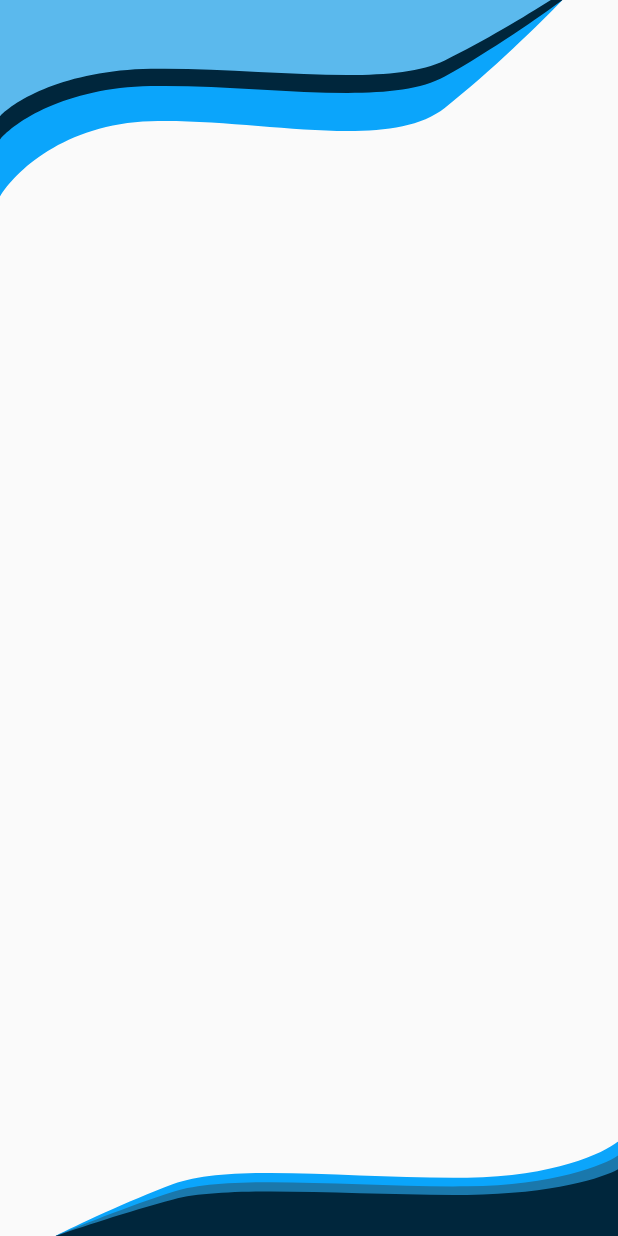
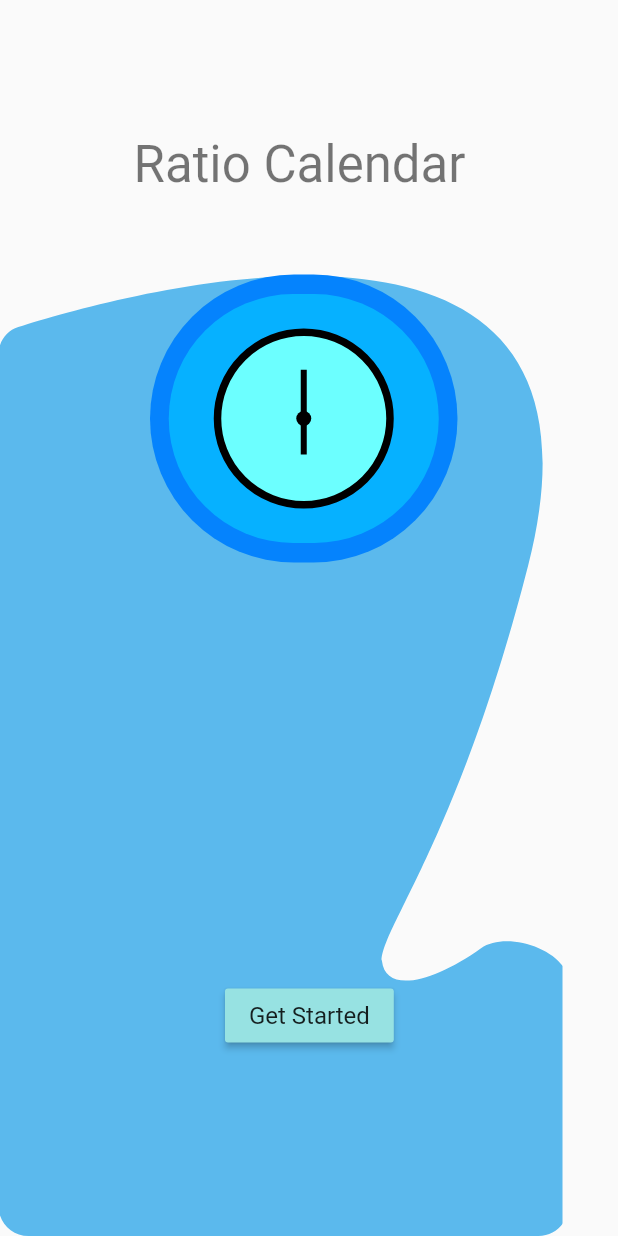
Before and after one commit to fastfists/RatioCalendar, a Flutter app: the screen it shows after launch, on a phone screen of 412 x 824 dp. Run offline on Flutter 3.47's test engine with Material 2 defaults, Android fonts, the phone set to English and light mode, and no system bars; our stand-ins replace date_field, flutter_svg, timer_builder; accounts and stored records are empty.

Commit message:
added page 2

```diff
--- a/lib/screens/splash.dart
+++ b/lib/screens/splash.dart
@@ -8,15 +8,12 @@ class Splash extends StatefulWidget {
   _SplashState createState() => _SplashState();
 }
 
-class _SplashState extends State<Splash>
-  with SingleTickerProviderStateMixin {
-
+class _SplashState extends State<Splash> with SingleTickerProviderStateMixin {
   AnimationController _controller;
 
   Animation<double> slider;
   Animation<double> clock;
   Animation<double> nextPage;
-
 
   @override
   void initState() {
@@ -29,47 +26,40 @@ class _SplashState extends State<Splash>
     clock = Tween<double>(
       begin: 0.0,
       end: 1.0,
-
-    ).animate(
-      CurvedAnimation(
+    ).animate(CurvedAnimation(
       parent: _controller,
       curve: Interval(
-          0.0, 0.7,
-          curve: Curves.elasticIn,
+        0.0,
+        0.5,
+        curve: Curves.easeOutBack,
       ),
-      )
-    );
+    ));
 
     slider = Tween<double>(
       begin: 0.0,
       end: 1.0,
-
-    ).animate(
-      CurvedAnimation(
+    ).animate(CurvedAnimation(
       parent: _controller,
       curve: Interval(
-          0.7, 0.9,
+        0.5,
+        0.7,
         curve: Curves.easeInOutExpo,
       ),
-      )
-    );
+    ));
 
     nextPage = Tween<double>(
       begin: 0.0,
       end: 1.0,
-
-    ).animate(
-      CurvedAnimation(
+    ).animate(CurvedAnimation(
       parent: _controller,
       curve: Interval(
-          0.9, 1.0,
-          curve: Curves.linear,
+        0.7,
+        1.0,
+        curve: Curves.decelerate,
       ),
-      )
-    );
+    ));
 
     _controller.forward();
-
   }
 
   @override
@@ -80,7 +70,6 @@ class _SplashState extends State<Splash>
 
   @override
   Widget build(BuildContext context) {
-
     var size = MediaQuery.of(context).size;
 
     return Scaffold(
@@ -89,46 +78,24 @@ class _SplashState extends State<Splash>
           builder: (context, snapshot) {
             return Stack(
               children: [
+                Page1(animation: nextPage),
                 Transform.translate(
-                    offset: Offset(0,10*2*-(1-nextPage.value)),
-                    child: Opacity(
-                      opacity: (nextPage.value),
-                      child: SvgPicture.asset(
-                        "assets/svg/TopSection.svg"
-                      ),
-                    ),
-                  ),
-                  Transform.translate(
-                    offset: Offset(0,-10*2*-(1-nextPage.value)),
-                    child: Opacity(
-                      opacity: (nextPage.value),
-                      child: Align(
-                        alignment: Alignment.bottomRight,
-                        child: SvgPicture.asset(
-                          "assets/svg/BottomSection.svg"
-                        ),
-                      ),
-                    ),
-                  ),
-                  Transform.translate(
-                    offset: Offset(0, -size.height / 2 * slider.value),
+                  offset: Offset(-size.width / 2 * slider.value, 0),
                   child: Container(
                     color: Color(0xFF0BA5FB),
-                      height: size.height / 2,
+                    width: size.width / 2,
                   ),
                 ),
                 Transform.translate(
                   offset: Offset(
-                        0,
-                        size.height +
-                            size.height / 2 * (slider.value - 1)),
+                      size.width + size.width / 2 * (slider.value - 1), 0),
                   child: Container(
                     color: Color(0xFF0BA5FB),
-                      height: size.height / 2,
+                    width: size.width / 2,
                   ),
                 ),
                 Opacity(
-                    opacity: 1-slider.value,
+                  opacity: 1 - slider.value,
                   child: Container(
                     child: Column(
                       mainAxisAlignment: MainAxisAlignment.spaceEvenly,
@@ -139,8 +106,8 @@ class _SplashState extends State<Splash>
                           "Ratio Calendar",
                           style: Theme.of(context).textTheme.headline4,
                         )),
-                          ClockWidget(
-                            controller: clock,
+                        AnimatedClockWidget(
+                          animation: clock,
                         ),
                       ],
                     ),
@@ -148,16 +115,165 @@ class _SplashState extends State<Splash>
                 ),
               ],
             );
+          }),
+    );
   }
+}
+
+class Page1 extends StatelessWidget {
+
+  final Animation animation;
+  const Page1({Key key, this.animation}) : super(key: key);
+
+  @override
+  Widget build(BuildContext context) {
+    return Stack(
+      children: <Widget>[
+        Align(
+          alignment: Alignment.bottomLeft,
+          child: SvgPicture.asset(
+            "assets/svg/GetStartedSwoosh.svg"
+          ),
+        ),
+        Positioned(
+          top: 89,
+          left: 89,
+          child: Text(
+            "Ratio Calendar",
+            style: Theme.of(context).textTheme.headline4,
+          ),
+        ),
+        Positioned(
+          top: 183,
+          left: 100,
+          child: ClockWidget()
+        ),
+        Positioned(
+          bottom: 123,
+          left: 150,
+          child: MaterialButton(
+            onPressed: (){},
+            child:Text(
+              "Get Started",
+              style: Theme.of(context).textTheme.subtitle1,
+            ),
+            color: Color(0xFF97E2E2),
+          ),
+        )
+      ],
+    );
+  }
+}
+
+class Page2 extends StatelessWidget {
+  final Animation animation;
+  const Page2({Key key, this.animation}) : super(key: key);
+
+  @override
+  Widget build(BuildContext context) {
+    return Container(
+      child: Stack(
+        children: <Widget>[
+                Transform.translate(
+                  offset: Offset(0, 10 * 2 * -(1 - animation.value)),
+                  child: Opacity(
+                    opacity: (animation.value),
+                    child: SvgPicture.asset("assets/svg/TopSection.svg"),
+                  ),
+                ),
+                Transform.translate(
+                  offset: Offset(0, -10 * 2 * -(1 - animation.value)),
+                  child: Opacity(
+                    opacity: (animation.value),
+                    child: Align(
+                      alignment: Alignment.bottomRight,
+                      child: SvgPicture.asset("assets/svg/BottomSection.svg"),
+                    ),
+                  ),
+                ),
+        ],
       ),
     );
   }
-
 }
 
 class ClockWidget extends StatelessWidget {
-  final Animation controller;
-  const ClockWidget({Key key, this.controller}) : super(key: key);
+  const ClockWidget({Key key}) : super(key: key);
+
+  @override
+  Widget build(BuildContext context) {
+    var radius = BorderRadius.circular(400);
+    var rotations = 15;
+
+    return Container(
+        child: Stack(
+      alignment: Alignment.center,
+      children: <Widget>[
+        Container(
+          decoration: BoxDecoration(
+            borderRadius: radius,
+            color: Color(0xFF0583FD),
+          ),
+          width: 205,
+          height: 192,
+        ),
+        Container(
+          decoration: BoxDecoration(
+            borderRadius: radius,
+            color: Color(0xFF06B1FF),
+          ),
+          width: 180,
+          height: 166,
+        ),
+        Container(
+          decoration: BoxDecoration(
+            borderRadius: radius,
+            border: Border.all(
+              width: 5,
+            ),
+            color: Color(0xFF6CFFFF),
+          ),
+          width: 120,
+          height: 120,
+        ),
+        Transform(
+          alignment: FractionalOffset.center,
+          transform: Matrix4.identity()
+                  ..rotateZ(pi * rotations * 2)
+                ..translate(0.0, -15.0),
+                child: Container(
+                  width: 4,
+                  height: 35,
+                  color: Colors.black,
+                ),
+        ),
+        Transform(
+          alignment: FractionalOffset.center,
+          transform: Matrix4.identity()
+            ..rotateZ(pi * rotations * 2 / 30)
+            ..translate(0.0, -10.0),
+          child: Container(
+            width: 4,
+            height: 28,
+            color: Colors.black,
+          ),
+        ),
+        Container(
+          decoration: BoxDecoration(
+            shape: BoxShape.circle,
+            color: Colors.black,
+          ),
+          width: 10,
+          height: 10,
+        ),
+      ],
+    ));
+  }
+}
+
+class AnimatedClockWidget extends StatelessWidget {
+  final Animation animation;
+  const AnimatedClockWidget({Key key, this.animation}) : super(key: key);
 
   @override
   Widget build(BuildContext context) {
@@ -196,12 +312,12 @@ class ClockWidget extends StatelessWidget {
           height: 120,
         ),
         AnimatedBuilder(
-            animation: controller,
+            animation: animation,
             builder: (context, child) {
               return Transform(
                 alignment: FractionalOffset.center,
                 transform: Matrix4.identity()
-                  ..rotateZ(pi * rotations * 2 * controller.value)
+                  ..rotateZ(pi * rotations * 2 * animation.value)
                   ..translate(0.0, -15.0),
                 child: Container(
                   width: 4,
@@ -211,12 +327,12 @@ class ClockWidget extends StatelessWidget {
               );
             }),
         AnimatedBuilder(
-            animation: controller,
+            animation: animation,
             builder: (context, child) {
               return Transform(
                 alignment: FractionalOffset.center,
                 transform: Matrix4.identity()
-                  ..rotateZ(pi * rotations * 2 * controller.value / 30)
+                  ..rotateZ(pi * rotations * 2 * animation.value / 30)
                   ..translate(0.0, -10.0),
                 child: Container(
                   width: 4,
```
Also changed, not shown: assets/svg/GetStartedSwoosh.svg (added), 1 other file. Lines whose indentation alone changed are shown as unchanged.
